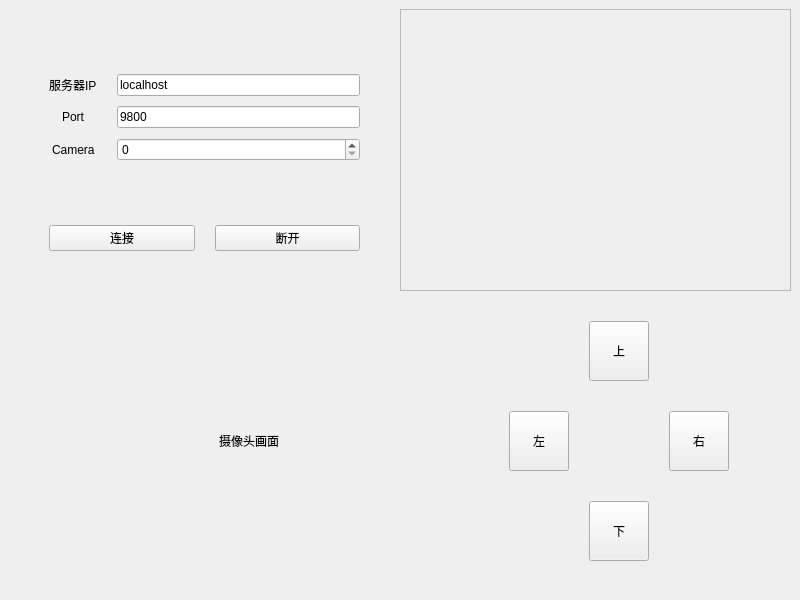
First picture: the form in window.ui, repository XienX/CameraController, before the edit.
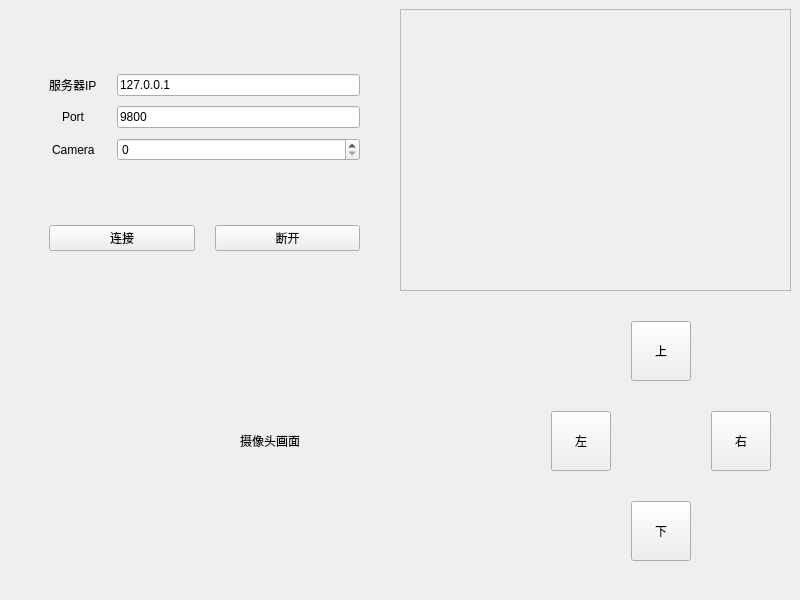
Second picture: the form after the edit.

Commit message: 帧数据发送

Patch:
```diff
--- a/window.ui
+++ b/window.ui
@@ -10,6 +10,12 @@
     <height>600</height>
    </rect>
   </property>
+  <property name="sizePolicy">
+   <sizepolicy hsizetype="Ignored" vsizetype="Ignored">
+    <horstretch>0</horstretch>
+    <verstretch>0</verstretch>
+   </sizepolicy>
+  </property>
   <property name="windowTitle">
    <string>CameraController</string>
   </property>
@@ -120,7 +126,7 @@
             <item row="0" column="1">
              <widget class="QLineEdit" name="IPInput">
               <property name="text">
-               <string>localhost</string>
+               <string>127.0.0.1</string>
               </property>
              </widget>
             </item>
@@ -229,7 +235,7 @@
         <item>
          <widget class="QLabel" name="cameraLabel">
           <property name="sizePolicy">
-           <sizepolicy hsizetype="Fixed" vsizetype="Fixed">
+           <sizepolicy hsizetype="MinimumExpanding" vsizetype="MinimumExpanding">
             <horstretch>0</horstretch>
             <verstretch>0</verstretch>
            </sizepolicy>
```
Left out of the diff: 4 changed lines with no effect on the pictures. The commit also changes 2 other files.
